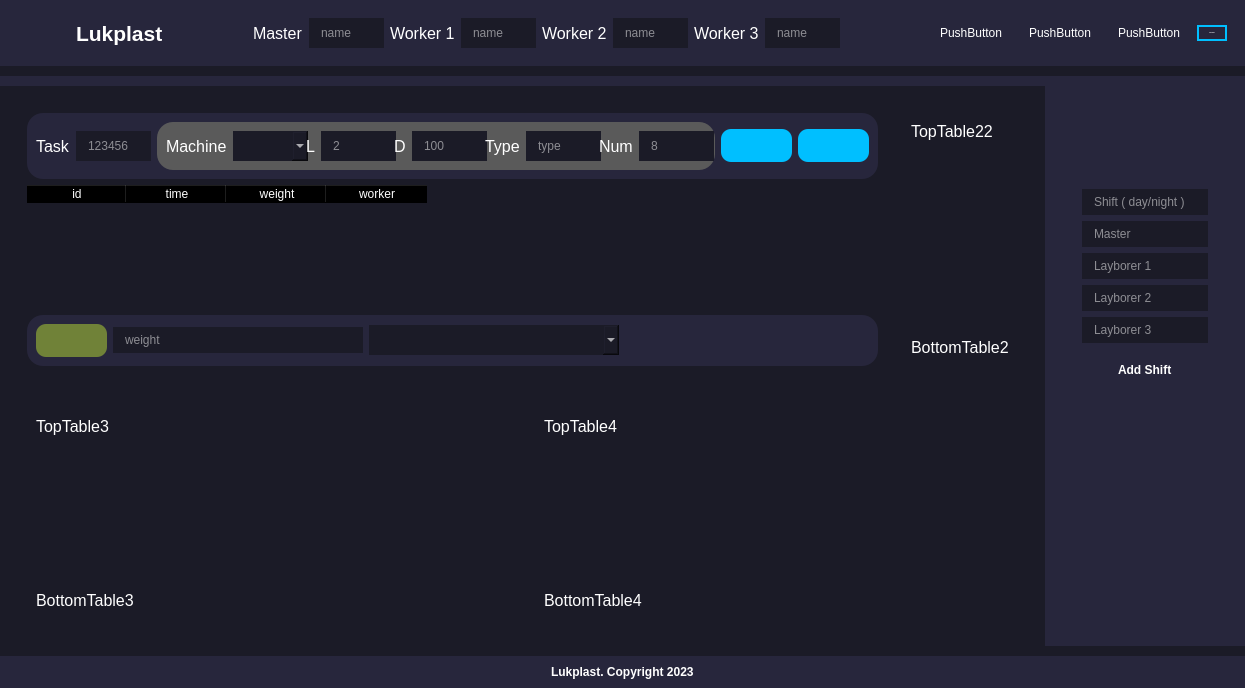
This is interface.ui in KofanovE/GuiLukplast as Qt 5 draws it before an edit. The edited form follows.
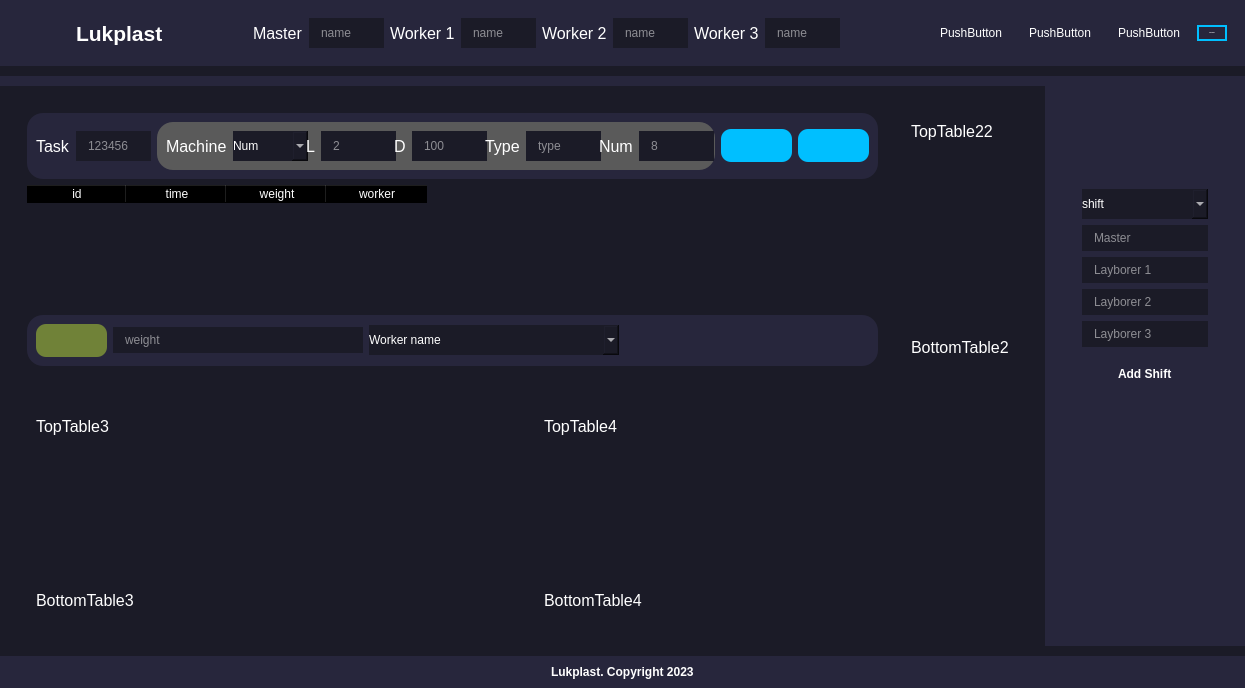
This is the edited form. Icons and pictures are not drawn. Custom widgets are drawn as their Qt base class.

Commit message: master_0_40_refactor: add work mechanism of shift comboBox

The edit to the form file:
```diff
--- a/interface.ui
+++ b/interface.ui
@@ -712,6 +712,9 @@
                               <height>30</height>
                              </size>
                             </property>
+                            <property name="placeholderText">
+                             <string notr="true">Num</string>
+                            </property>
                            </widget>
                           </item>
                           <item>
@@ -991,6 +994,9 @@
                            <height>30</height>
                           </size>
                          </property>
+                         <property name="placeholderText">
+                          <string>Worker name</string>
+                         </property>
                         </widget>
                        </item>
                        <item>
@@ -1371,9 +1377,21 @@
                </property>
                <layout class="QVBoxLayout" name="verticalLayout_9">
                 <item>
-                 <widget class="QLineEdit" name="shiftEnter">
+                 <widget class="QComboBox" name="comboBox_shiftEnter">
+                  <property name="sizePolicy">
+                   <sizepolicy hsizetype="Expanding" vsizetype="Fixed">
+                    <horstretch>0</horstretch>
+                    <verstretch>30</verstretch>
+                   </sizepolicy>
+                  </property>
+                  <property name="minimumSize">
+                   <size>
+                    <width>0</width>
+                    <height>30</height>
+                   </size>
+                  </property>
                   <property name="placeholderText">
-                   <string>Shift ( day/night )</string>
+                   <string>shift</string>
                   </property>
                  </widget>
                 </item>
```
The commit also changes 4 other files.
